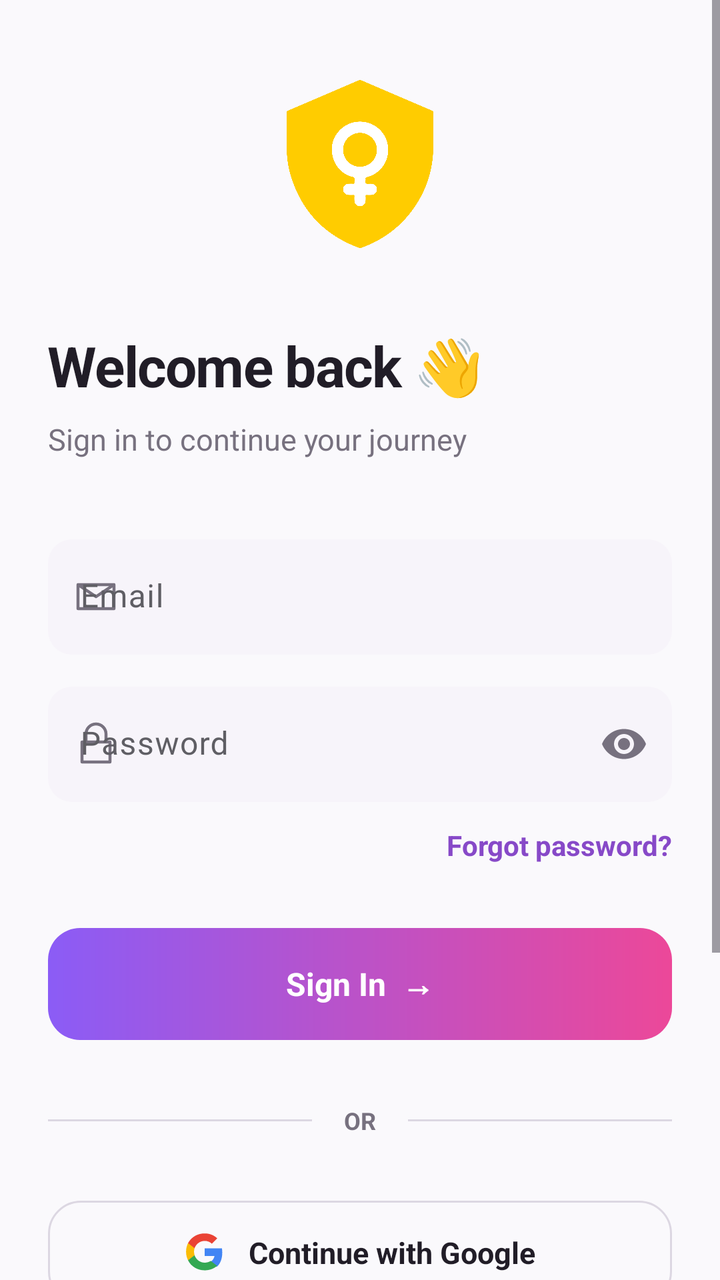
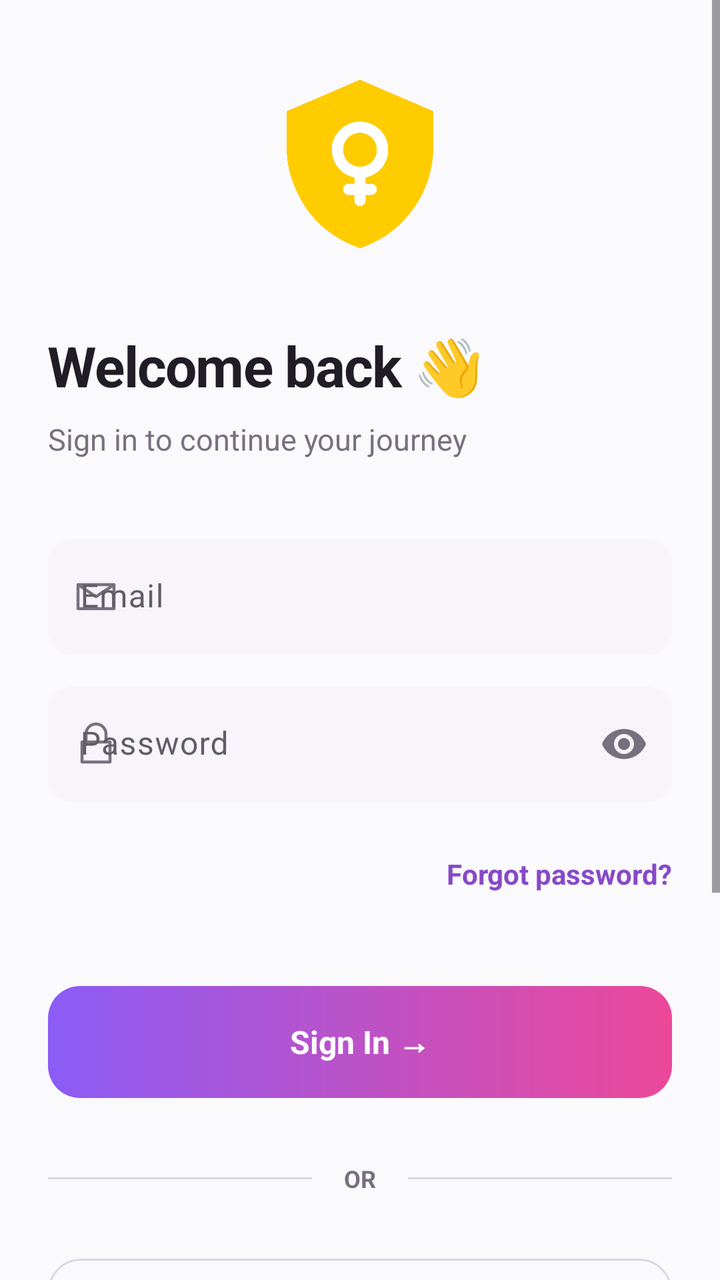

Two renders of the same Android screen: before a commit and after it. Below are the layout's source before the change and the commit's diff.
<!-- AndroidManifest.xml: application theme Theme.WomenSafety -->
<!-- res/layout/activity_login.xml -->
<?xml version="1.0" encoding="utf-8"?>
<androidx.constraintlayout.widget.ConstraintLayout xmlns:android="http://schemas.android.com/apk/res/android"
    xmlns:app="http://schemas.android.com/apk/res-auto"
    xmlns:tools="http://schemas.android.com/tools"
    android:layout_width="match_parent"
    android:layout_height="match_parent"
    android:background="@color/premium_login_bg"
    tools:context=".ui.auth.LoginActivity">

    <ScrollView
        android:layout_width="match_parent"
        android:layout_height="match_parent"
        android:fillViewport="true"
        android:overScrollMode="never">

        <androidx.constraintlayout.widget.ConstraintLayout
            android:id="@+id/cl_main_content"
            android:layout_width="match_parent"
            android:layout_height="wrap_content"
            android:paddingHorizontal="24dp"
            android:paddingBottom="24dp">

            
            <ImageView
                android:id="@+id/iv_logo"
                android:layout_width="100dp"
                android:layout_height="100dp"
                android:layout_marginTop="32dp"
                android:src="@drawable/logo"
                app:layout_constraintEnd_toEndOf="parent"
                app:layout_constraintStart_toStartOf="parent"
                app:layout_constraintTop_toTopOf="parent" />

            
            <TextView
                android:id="@+id/tv_title"
                android:layout_width="wrap_content"
                android:layout_height="wrap_content"
                android:layout_marginTop="32dp"
                android:text="Welcome back 👋"
                android:textColor="@color/premium_login_text_main"
                android:textSize="28sp"
                android:textStyle="bold"
                android:letterSpacing="-0.02"
                app:layout_constraintStart_toStartOf="parent"
                app:layout_constraintTop_toBottomOf="@id/iv_logo" />

            
            <TextView
                android:id="@+id/tv_subtitle"
                android:layout_width="wrap_content"
                android:layout_height="wrap_content"
                android:layout_marginTop="8dp"
                android:text="Sign in to continue your journey"
                android:textColor="@color/premium_login_text_secondary"
                android:textSize="15sp"
                app:layout_constraintStart_toStartOf="parent"
                app:layout_constraintTop_toBottomOf="@id/tv_title" />

            
            <com.google.android.material.textfield.TextInputLayout
                android:id="@+id/til_email"
                android:layout_width="match_parent"
                android:layout_height="wrap_content"
                android:layout_marginTop="40dp"
                android:hint="Email"
                app:hintTextColor="@color/premium_login_text_secondary"
                app:boxBackgroundMode="filled"
                app:boxBackgroundColor="@color/premium_login_input_bg"
                app:boxCornerRadiusTopStart="12dp"
                app:boxCornerRadiusTopEnd="12dp"
                app:boxCornerRadiusBottomStart="12dp"
                app:boxCornerRadiusBottomEnd="12dp"
                app:boxStrokeWidth="0dp"
                app:boxStrokeWidthFocused="1dp"
                app:boxStrokeColor="@color/premium_login_focus_border"
                app:startIconDrawable="@drawable/ic_email_elegant"
                app:startIconTint="@color/premium_login_text_secondary"
                app:layout_constraintTop_toBottomOf="@id/tv_subtitle">

                <com.google.android.material.textfield.TextInputEditText
                    android:id="@+id/et_email"
                    android:layout_width="match_parent"
                    android:layout_height="wrap_content"
                    android:inputType="textEmailAddress"
                    android:textColor="@color/premium_login_text_main"
                    android:paddingTop="24dp"
                    android:paddingBottom="12dp"
                    android:textSize="16sp" />
            </com.google.android.material.textfield.TextInputLayout>

            
            <com.google.android.material.textfield.TextInputLayout
                android:id="@+id/til_password"
                android:layout_width="match_parent"
                android:layout_height="wrap_content"
                android:layout_marginTop="16dp"
                android:hint="Password"
                app:hintTextColor="@color/premium_login_text_secondary"
                app:boxBackgroundMode="filled"
                app:boxBackgroundColor="@color/premium_login_input_bg"
                app:boxCornerRadiusTopStart="12dp"
                app:boxCornerRadiusTopEnd="12dp"
                app:boxCornerRadiusBottomStart="12dp"
                app:boxCornerRadiusBottomEnd="12dp"
                app:boxStrokeWidth="0dp"
                app:boxStrokeWidthFocused="1dp"
                app:boxStrokeColor="@color/premium_login_focus_border"
                app:startIconDrawable="@drawable/ic_lock_elegant"
                app:startIconTint="@color/premium_login_text_secondary"
                app:endIconMode="password_toggle"
                app:endIconTint="@color/premium_login_text_secondary"
                app:layout_constraintTop_toBottomOf="@id/til_email">

                <com.google.android.material.textfield.TextInputEditText
                    android:id="@+id/et_password"
                    android:layout_width="match_parent"
                    android:layout_height="wrap_content"
                    android:inputType="textPassword"
                    android:textColor="@color/premium_login_text_main"
                    android:paddingTop="24dp"
                    android:paddingBottom="12dp"
                    android:textSize="16sp" />
            </com.google.android.material.textfield.TextInputLayout>

            
            <TextView
                android:id="@+id/tv_forgot_password"
                android:layout_width="wrap_content"
                android:layout_height="wrap_content"
                android:layout_marginTop="12dp"
                android:text="Forgot password?"
                android:textColor="@color/premium_login_primary"
                android:textSize="14sp"
                android:textStyle="bold"
                app:layout_constraintEnd_toEndOf="parent"
                app:layout_constraintTop_toBottomOf="@id/til_password" />

            
            <FrameLayout
                android:id="@+id/fl_login_button"
                android:layout_width="match_parent"
                android:layout_height="56dp"
                android:layout_marginTop="32dp"
                android:background="@drawable/bg_premium_btn"
                app:layout_constraintTop_toBottomOf="@id/tv_forgot_password">
                
                <LinearLayout
                    android:layout_width="match_parent"
                    android:layout_height="match_parent"
                    android:gravity="center"
                    android:orientation="horizontal">
                    <TextView
                        android:id="@+id/tv_login_btn_text"
                        android:layout_width="wrap_content"
                        android:layout_height="wrap_content"
                        android:text="Sign In  →"
                        android:textColor="#FFFFFF"
                        android:textSize="16sp"
                        android:textStyle="bold" />
                </LinearLayout>

                <ProgressBar
                    android:id="@+id/progress_bar"
                    android:layout_width="24dp"
                    android:layout_height="24dp"
                    android:layout_gravity="center"
                    android:indeterminateTint="#FFFFFF"
                    android:visibility="gone" />
                
                
                <Button
                    android:id="@+id/btn_login"
                    android:layout_width="match_parent"
                    android:layout_height="match_parent"
                    android:background="@android:color/transparent"
                    app:backgroundTint="@null" />
            </FrameLayout>

            
            <LinearLayout
                android:id="@+id/ll_divider"
                android:layout_width="match_parent"
                android:layout_height="wrap_content"
                android:layout_marginTop="32dp"
                android:gravity="center_vertical"
                android:orientation="horizontal"
                app:layout_constraintTop_toBottomOf="@id/fl_login_button">

                <View
                    android:layout_width="0dp"
                    android:layout_height="1dp"
                    android:layout_weight="1"
                    android:background="@color/premium_login_border" />

                <TextView
                    android:layout_width="wrap_content"
                    android:layout_height="wrap_content"
                    android:layout_marginHorizontal="16dp"
                    android:text="OR"
                    android:textColor="@color/premium_login_text_secondary"
                    android:textSize="12sp"
                    android:textStyle="bold" />

                <View
                    android:layout_width="0dp"
                    android:layout_height="1dp"
                    android:layout_weight="1"
                    android:background="@color/premium_login_border" />
            </LinearLayout>

            
            <LinearLayout
                android:id="@+id/ll_social"
                android:layout_width="match_parent"
                android:layout_height="wrap_content"
                android:layout_marginTop="32dp"
                android:orientation="vertical"
                app:layout_constraintTop_toBottomOf="@id/ll_divider">

                <FrameLayout
                    android:layout_width="match_parent"
                    android:layout_height="52dp"
                    android:background="@drawable/bg_premium_social_btn">
                    
                    <LinearLayout
                        android:layout_width="wrap_content"
                        android:layout_height="wrap_content"
                        android:layout_gravity="center"
                        android:gravity="center_vertical"
                        android:orientation="horizontal">
                        <ImageView
                            android:layout_width="20dp"
                            android:layout_height="20dp"
                            android:src="@drawable/ic_google_brand" />
                        <TextView
                            android:layout_width="wrap_content"
                            android:layout_height="wrap_content"
                            android:layout_marginStart="12dp"
                            android:text="Continue with Google"
                            android:textColor="@color/premium_login_text_main"
                            android:textSize="15sp"
                            android:textStyle="bold" />
                    </LinearLayout>
                    
                    <Button
                        android:id="@+id/btn_google_signin"
                        android:layout_width="match_parent"
                        android:layout_height="match_parent"
                        android:background="@android:color/transparent"
                        app:backgroundTint="@null" />
                </FrameLayout>

                <FrameLayout
                    android:layout_width="match_parent"
                    android:layout_height="52dp"
                    android:layout_marginTop="16dp"
                    android:background="@drawable/bg_premium_social_btn">
                    
                    <LinearLayout
                        android:layout_width="wrap_content"
                        android:layout_height="wrap_content"
                        android:layout_gravity="center"
                        android:gravity="center_vertical"
                        android:orientation="horizontal">
                        
                        <ImageView
                            android:layout_width="20dp"
                            android:layout_height="20dp"
                            android:src="@android:drawable/ic_menu_call"
                            app:tint="@color/premium_login_text_main" />
                        <TextView
                            android:layout_width="wrap_content"
                            android:layout_height="wrap_content"
                            android:layout_marginStart="12dp"
                            android:text="Continue with Phone"
                            android:textColor="@color/premium_login_text_main"
                            android:textSize="15sp"
                            android:textStyle="bold" />
                    </LinearLayout>
                    
                    <Button
                        android:id="@+id/btn_phone_signin"
                        android:layout_width="match_parent"
                        android:layout_height="match_parent"
                        android:background="@android:color/transparent"
                        app:backgroundTint="@null" />
                </FrameLayout>
            </LinearLayout>

            
            <LinearLayout
                android:id="@+id/ll_register"
                android:layout_width="match_parent"
                android:layout_height="wrap_content"
                android:layout_marginTop="32dp"
                android:gravity="center"
                android:orientation="horizontal"
                app:layout_constraintTop_toBottomOf="@id/ll_social">
                
                <TextView
                    android:layout_width="wrap_content"
                    android:layout_height="wrap_content"
                    android:text="Don't have an account? "
                    android:textColor="@color/premium_login_text_secondary"
                    android:textSize="14sp" />
                
                <TextView
                    android:id="@+id/tv_create_account"
                    android:layout_width="wrap_content"
                    android:layout_height="wrap_content"
                    android:text="Create one"
                    android:textColor="@color/premium_login_primary"
                    android:textSize="14sp"
                    android:textStyle="bold" />
                    
                <Button
                    android:id="@+id/btn_register"
                    android:layout_width="0dp"
                    android:layout_height="0dp"
                    android:visibility="gone" /> 
            </LinearLayout>

            
            <TextView
                android:id="@+id/tv_footer"
                android:layout_width="wrap_content"
                android:layout_height="wrap_content"
                android:layout_marginTop="48dp"
                android:text="Privacy Policy  •  Terms of Service"
                android:textColor="@color/premium_login_text_secondary"
                android:textSize="12sp"
                android:alpha="0.6"
                app:layout_constraintEnd_toEndOf="parent"
                app:layout_constraintStart_toStartOf="parent"
                app:layout_constraintTop_toBottomOf="@id/ll_register"
                app:layout_constraintBottom_toBottomOf="parent"
                app:layout_constraintVertical_bias="1.0" />

        </androidx.constraintlayout.widget.ConstraintLayout>
    </ScrollView>
</androidx.constraintlayout.widget.ConstraintLayout>
<!-- resources referenced by this layout -->
<resources>
  <color name="premium_login_bg">#FAF9FC</color>
  <color name="premium_login_border">#DCD7E2</color>
  <color name="premium_login_focus_border">#A855F7</color>
  <color name="premium_login_input_bg">#F7F4FA</color>
  <color name="premium_login_primary">#8749C8</color>
  <color name="premium_login_text_main">#211D27</color>
  <color name="premium_login_text_secondary">#77717F</color>
  <!-- drawable bg_premium_btn (drawable) -->
  <?xml version="1.0" encoding="utf-8"?>
  <shape xmlns:android="http://schemas.android.com/apk/res/android"
      android:shape="rectangle">
      <gradient
          android:startColor="@color/premium_login_grad_start"
          android:endColor="@color/premium_login_grad_end"
          android:angle="0" />
      <corners android:radius="16dp" />
  </shape>
  <!-- drawable bg_premium_social_btn (drawable) -->
  <?xml version="1.0" encoding="utf-8"?>
  <shape xmlns:android="http://schemas.android.com/apk/res/android"
      android:shape="rectangle">
      <solid android:color="@android:color/transparent" />
      <stroke
          android:width="1dp"
          android:color="@color/premium_login_border" />
      <corners android:radius="16dp" />
  </shape>
  <style name="Theme.WomenSafety" parent="Base.Theme.WomenSafety" />
  <color name="premium_login_grad_start">#8B5CF6</color>
  <color name="premium_login_grad_end">#EC4899</color>
  <color name="primary">#E63950</color>
  <color name="primary_dark">#B91C35</color>
  <color name="background">#FDFCFE</color>
  <color name="surface">#FFFFFF</color>
  <color name="on_surface">#2D2C31</color>
  <color name="on_surface_secondary">#5F5E64</color>
  <color name="sos">#E63950</color>
  <style name="TextAppearance.WomenSafety.AppTitle" parent="TextAppearance.Material3.HeadlineLarge">
          <item name="android:textSize">24sp</item>
          <item name="android:textStyle">bold</item>
          <item name="android:fontFamily">sans-serif</item>
      </style>
  <style name="TextAppearance.WomenSafety.ScreenTitle" parent="TextAppearance.Material3.HeadlineMedium">
          <item name="android:textSize">22sp</item>
          <item name="android:textStyle">bold</item> 
          <item name="android:textFontWeight">600</item> 
          <item name="android:fontFamily">sans-serif</item>
      </style>
  <style name="TextAppearance.WomenSafety.CardTitle" parent="TextAppearance.Material3.TitleMedium">
          <item name="android:textSize">16sp</item>
          <item name="android:textStyle">normal</item>
          <item name="android:textFontWeight">500</item> 
          <item name="android:fontFamily">sans-serif-medium</item>
      </style>
  <style name="TextAppearance.WomenSafety.Body" parent="TextAppearance.Material3.BodyMedium">
          <item name="android:textSize">15sp</item>
          <item name="android:fontFamily">sans-serif</item>
      </style>
  <style name="TextAppearance.WomenSafety.Caption" parent="TextAppearance.Material3.BodySmall">
          <item name="android:textSize">12sp</item>
          <item name="android:fontFamily">sans-serif</item>
      </style>
  <!-- unchanged entries left out for length: 5 -->
</resources>

<!-- the commit's change to res/layout/activity_login.xml (unified diff, before → after) -->
@@ -27,6 +27,8 @@
                 android:layout_height="100dp"
                 android:layout_marginTop="32dp"
                 android:src="@drawable/logo"
+                android:contentDescription="@string/app_name"
+                android:importantForAccessibility="no"
                 app:layout_constraintEnd_toEndOf="parent"
                 app:layout_constraintStart_toStartOf="parent"
                 app:layout_constraintTop_toTopOf="parent" />
@@ -37,7 +39,7 @@
                 android:layout_width="wrap_content"
                 android:layout_height="wrap_content"
                 android:layout_marginTop="32dp"
-                android:text="Welcome back 👋"
+                android:text="@string/login_welcome"
                 android:textColor="@color/premium_login_text_main"
                 android:textSize="28sp"
                 android:textStyle="bold"
@@ -51,7 +53,7 @@
                 android:layout_width="wrap_content"
                 android:layout_height="wrap_content"
                 android:layout_marginTop="8dp"
-                android:text="Sign in to continue your journey"
+                android:text="@string/login_subtitle"
                 android:textColor="@color/premium_login_text_secondary"
                 android:textSize="15sp"
                 app:layout_constraintStart_toStartOf="parent"
@@ -129,7 +131,9 @@
                 android:layout_width="wrap_content"
                 android:layout_height="wrap_content"
                 android:layout_marginTop="12dp"
-                android:text="Forgot password?"
+                android:minHeight="48dp"
+                android:gravity="center_vertical"
+                android:text="@string/login_forgot_password"
                 android:textColor="@color/premium_login_primary"
                 android:textSize="14sp"
                 android:textStyle="bold"
@@ -154,7 +158,7 @@
                         android:id="@+id/tv_login_btn_text"
                         android:layout_width="wrap_content"
                         android:layout_height="wrap_content"
-                        android:text="Sign In  →"
+                        android:text="@string/login_btn_sign_in"
                         android:textColor="#FFFFFF"
                         android:textSize="16sp"
                         android:textStyle="bold" />
@@ -197,7 +201,7 @@
                     android:layout_width="wrap_content"
                     android:layout_height="wrap_content"
                     android:layout_marginHorizontal="16dp"
-                    android:text="OR"
+                    android:text="@string/login_or"
                     android:textColor="@color/premium_login_text_secondary"
                     android:textSize="12sp"
                     android:textStyle="bold" />
@@ -232,12 +236,13 @@
                         <ImageView
                             android:layout_width="20dp"
                             android:layout_height="20dp"
+                            android:importantForAccessibility="no"
                             android:src="@drawable/ic_google_brand" />
                         <TextView
                             android:layout_width="wrap_content"
                             android:layout_height="wrap_content"
                             android:layout_marginStart="12dp"
-                            android:text="Continue with Google"
+                            android:text="@string/login_google"
                             android:textColor="@color/premium_login_text_main"
                             android:textSize="15sp"
                             android:textStyle="bold" />
@@ -268,12 +273,13 @@
                             android:layout_width="20dp"
                             android:layout_height="20dp"
                             android:src="@android:drawable/ic_menu_call"
+                            android:importantForAccessibility="no"
                             app:tint="@color/premium_login_text_main" />
                         <TextView
                             android:layout_width="wrap_content"
                             android:layout_height="wrap_content"
                             android:layout_marginStart="12dp"
-                            android:text="Continue with Phone"
+                            android:text="@string/login_phone"
                             android:textColor="@color/premium_login_text_main"
                             android:textSize="15sp"
                             android:textStyle="bold" />
@@ -301,7 +307,7 @@
                 <TextView
                     android:layout_width="wrap_content"
                     android:layout_height="wrap_content"
-                    android:text="Don't have an account? "
+                    android:text="@string/login_no_account"
                     android:textColor="@color/premium_login_text_secondary"
                     android:textSize="14sp" />
                 
@@ -309,7 +315,9 @@
                     android:id="@+id/tv_create_account"
                     android:layout_width="wrap_content"
                     android:layout_height="wrap_content"
-                    android:text="Create one"
+                    android:minHeight="48dp"
+                    android:gravity="center_vertical"
+                    android:text="@string/login_create_one"
                     android:textColor="@color/premium_login_primary"
                     android:textSize="14sp"
                     android:textStyle="bold" />
@@ -327,7 +335,7 @@
                 android:layout_width="wrap_content"
                 android:layout_height="wrap_content"
                 android:layout_marginTop="48dp"
-                android:text="Privacy Policy  •  Terms of Service"
+                android:text="@string/login_footer"
                 android:textColor="@color/premium_login_text_secondary"
                 android:textSize="12sp"
                 android:alpha="0.6"
<!-- resource entries referenced after the edit -->
@@ -27,6 +27,17 @@
           android:color="@color/premium_login_border" />
       <corners android:radius="16dp" />
   </shape>
+  <string name="app_name">Women Safety</string>
+  <string name="login_btn_sign_in">Sign In  →</string>
+  <string name="login_create_one">Create one</string>
+  <string name="login_footer">Privacy Policy  •  Terms of Service</string>
+  <string name="login_forgot_password">Forgot password?</string>
+  <string name="login_google">Continue with Google</string>
+  <string name="login_no_account">Don\'t have an account? </string>
+  <string name="login_or">OR</string>
+  <string name="login_phone">Continue with Phone</string>
+  <string name="login_subtitle">Sign in to continue your journey</string>
+  <string name="login_welcome">Welcome back 👋</string>
   <style name="Theme.WomenSafety" parent="Base.Theme.WomenSafety" />
   <color name="premium_login_grad_start">#8B5CF6</color>
   <color name="premium_login_grad_end">#EC4899</color>
